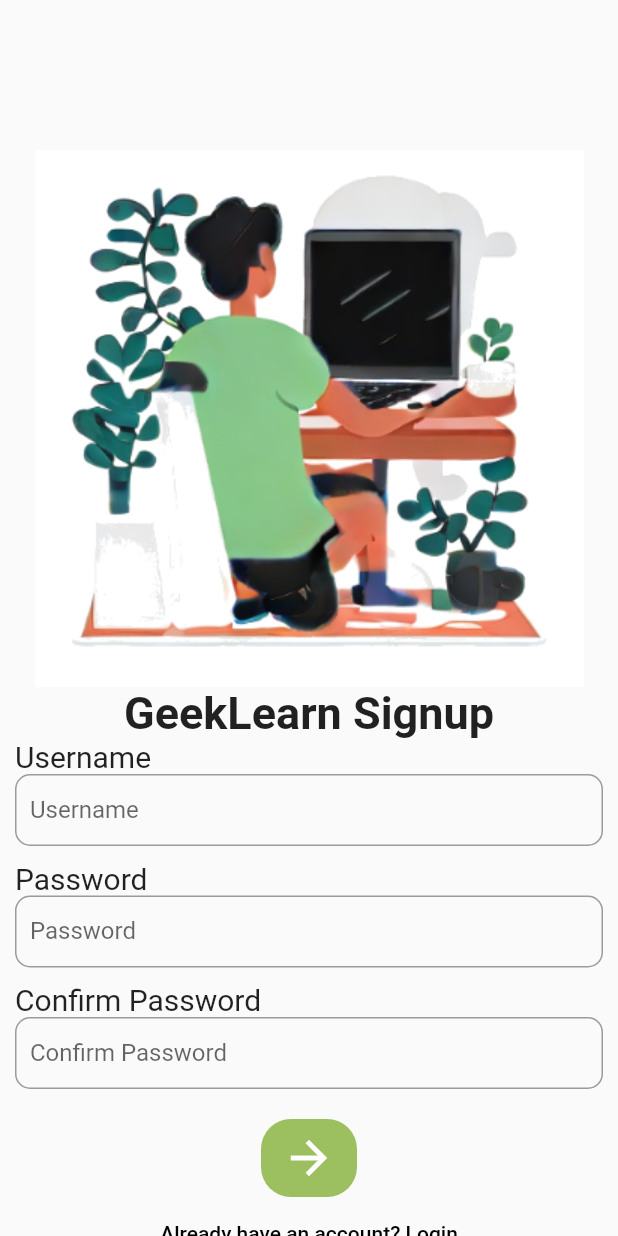
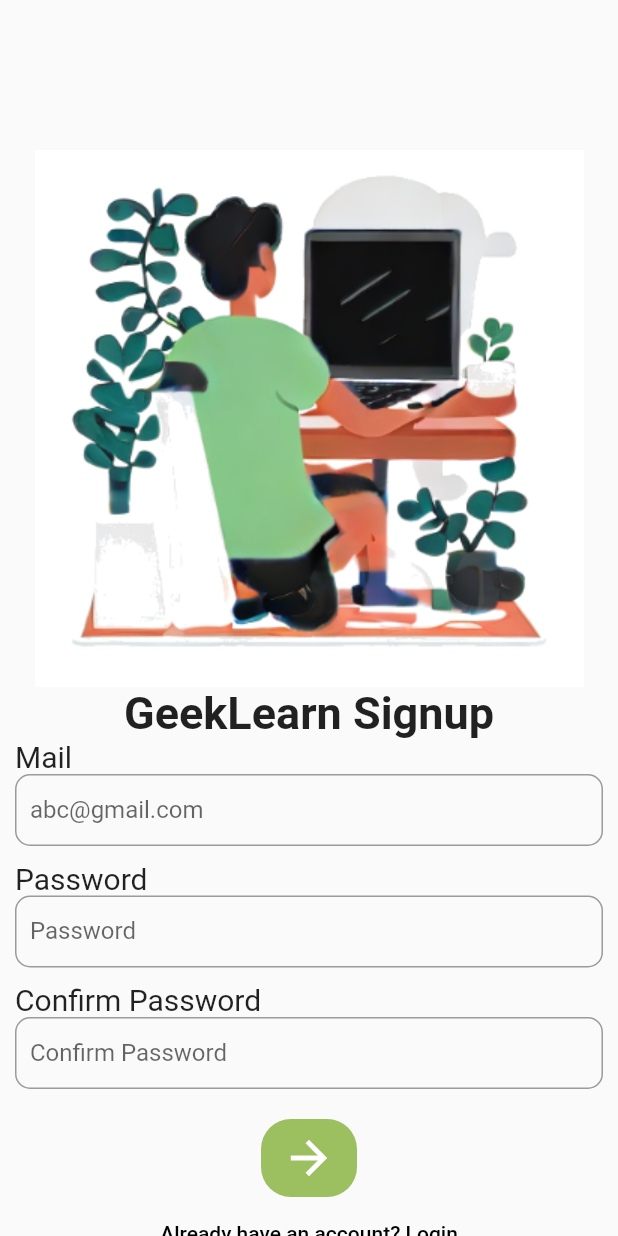
Before and after one commit to prasanthreddylomada/Geek, a Flutter app: the SignupPage screen opened directly, after a tap on the "arrow forward" icon, on a phone screen of 412 x 824 dp. Run offline on Flutter 3.47's test engine with Material 2 defaults, Android fonts, the light colour scheme and no system bars; our stand-ins replace firebase_auth, firebase_core; accounts and stored records are empty; network calls fail.

Commit message:
done bsic mail and password signup

```diff
--- a/lib/LoginPage.dart
+++ b/lib/LoginPage.dart
@@ -1,6 +1,7 @@
 import 'package:flutter/material.dart';
 import 'package:geek/HomePage.dart';
 import 'package:geek/SignupPage.dart';
+import 'package:firebase_auth/firebase_auth.dart';
 
 class LoginPage extends StatefulWidget {
 
@@ -10,12 +11,20 @@
 }
 
 class _LoginPageState extends State<LoginPage> {
-  TextEditingController _usernameController = TextEditingController();
+  TextEditingController _mailController = TextEditingController();
   TextEditingController _passwordController = TextEditingController();
 
-  void _login() {
-    // Perform login logic here
-    print('Username: ${_usernameController.text}, Password: ${_passwordController.text}');
+  void _login() async {
+    try {
+      UserCredential userCredential = await FirebaseAuth.instance.signInWithEmailAndPassword(
+        email: _mailController.text,
+        password: _passwordController.text,
+      );
+      _navigateToHome(context);
+      print('Login successful: ${userCredential.user?.uid}');
+    } catch (e) {
+      print('Login failed: $e');
+    }
   }
 
   void _navigateToHome(BuildContext context) {
@@ -55,7 +64,7 @@
                 Container(
                   margin: EdgeInsets.fromLTRB(10, 0, 0, 0),
                   child: Text(
-                    'Username',
+                    'Mail',
                     style: TextStyle(
                       fontSize: 20,
                     ),
@@ -67,9 +76,9 @@
             Container(
               margin: EdgeInsets.fromLTRB(10, 0, 10, 0),
               child: TextField(
-                controller: _usernameController,
+                controller: _mailController,
                 decoration: InputDecoration(
-                  labelText: 'Username',
+                  labelText: 'abc@gmail.com',
                   contentPadding: EdgeInsets.symmetric(horizontal: 10.0, vertical: 12.0),
                   border: OutlineInputBorder(
                     borderRadius: BorderRadius.circular(10.0),
--- a/lib/SignupPage.dart
+++ b/lib/SignupPage.dart
@@ -1,5 +1,6 @@
 import 'package:flutter/material.dart';
 import 'package:geek/LoginPage.dart';
+import 'package:firebase_auth/firebase_auth.dart';
 
 class SignupPage extends StatefulWidget {
   @override
@@ -7,14 +8,14 @@
 }
 
 class _SignupPageState extends State<SignupPage> {
-  TextEditingController _usernameController = TextEditingController();
+  TextEditingController _mailController = TextEditingController();
   TextEditingController _passwordController = TextEditingController();
   TextEditingController _confirmPasswordController = TextEditingController();
 
-  void _signup() {
-    // Perform signup logic here
-    print('Username: ${_usernameController.text}, Password: ${_passwordController.text}, Confirm Password: ${_confirmPasswordController.text}');
-  }
+  // void _signup() {
+  //   // Perform signup logic here
+  //   print('Username: ${_mailController.text}, Password: ${_passwordController.text}, Confirm Password: ${_confirmPasswordController.text}');
+  // }
 
 
   void _navigateToLogin(BuildContext context) {
@@ -22,6 +23,19 @@
       context,
       MaterialPageRoute(builder: (context) => LoginPage()),
     );
+  }
+
+  void _signup() async {
+    try {
+      await FirebaseAuth.instance.createUserWithEmailAndPassword(
+        email: _mailController.text,
+        password: _passwordController.text,
+      );
+      _navigateToLogin(context);
+      print('Signup successful!');
+    } catch (e) {
+      print('Signup failed: $e');
+    }
   }
 
   @override
@@ -47,7 +61,7 @@
                 Container(
                   margin: EdgeInsets.fromLTRB(10, 0, 0, 0),
                   child: Text(
-                    'Username',
+                    'Mail',
                     style: TextStyle(
                       fontSize: 20,
                     ),
@@ -58,9 +72,9 @@
             Container(
               margin: EdgeInsets.fromLTRB(10, 0, 10, 0),
               child: TextField(
-                controller: _usernameController,
+                controller: _mailController,
                 decoration: InputDecoration(
-                  labelText: 'Username',
+                  labelText: 'abc@gmail.com',
                   contentPadding: EdgeInsets.symmetric(horizontal: 10.0, vertical: 12.0),
                   border: OutlineInputBorder(
                     borderRadius: BorderRadius.circular(10.0),
```
